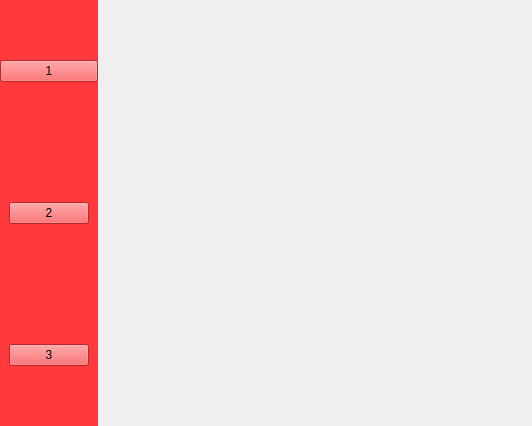
BohdanGunko/clientServetTcpIp, file Lab2/Lab2_proj/ClientPart/purchasesmenu.ui: the form before one commit.
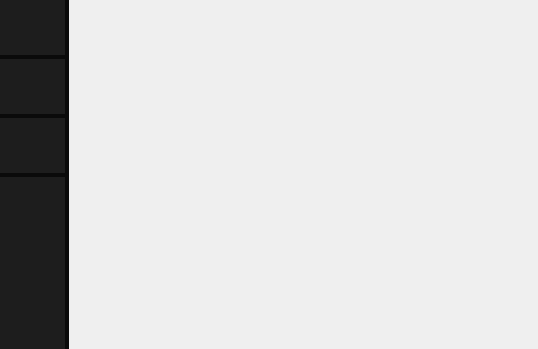
The form after the commit.

Commit message: Accent color changed to green in login menu and added some buttons and styles in main menu

The edit to the form file:
```diff
--- a/Lab2/Lab2_proj/ClientPart/purchasesmenu.ui
+++ b/Lab2/Lab2_proj/ClientPart/purchasesmenu.ui
@@ -6,17 +6,17 @@
    <rect>
     <x>0</x>
     <y>0</y>
-    <width>532</width>
-    <height>426</height>
+    <width>538</width>
+    <height>349</height>
    </rect>
   </property>
   <property name="windowTitle">
    <string>Form</string>
   </property>
-  <layout class="QHBoxLayout" name="horizontalLayout">
-   <property name="spacing">
-    <number>0</number>
-   </property>
+  <property name="styleSheet">
+   <string notr="true"/>
+  </property>
+  <layout class="QGridLayout" name="gridLayout_4">
    <property name="leftMargin">
     <number>0</number>
    </property>
@@ -29,52 +29,41 @@
    <property name="bottomMargin">
     <number>0</number>
    </property>
-   <item>
-    <layout class="QGridLayout" name="gridLayout_2">
+   <property name="spacing">
+    <number>0</number>
+   </property>
+   <item row="0" column="0">
+    <layout class="QGridLayout" name="gridLayout">
+     <property name="leftMargin">
+      <number>0</number>
+     </property>
      <property name="spacing">
       <number>0</number>
      </property>
-     <item row="2" column="0">
-      <widget class="QWidget" name="widget_2" native="true">
-       <property name="styleSheet">
-        <string notr="true">background-color: rgb(255, 57, 60);</string>
-       </property>
-       <layout class="QVBoxLayout" name="verticalLayout_6">
-        <item>
-         <widget class="QPushButton" name="pushButton_3">
-          <property name="text">
-           <string>3</string>
-          </property>
-         </widget>
-        </item>
-       </layout>
-      </widget>
-     </item>
-     <item row="1" column="0">
-      <widget class="QWidget" name="widget_3" native="true">
-       <property name="styleSheet">
-        <string notr="true">background-color: rgb(255, 57, 60);</string>
-       </property>
-       <layout class="QVBoxLayout" name="verticalLayout_5">
-        <item>
-         <widget class="QPushButton" name="pushButton_2">
-          <property name="text">
-           <string>2</string>
-          </property>
-         </widget>
-        </item>
-       </layout>
-      </widget>
-     </item>
      <item row="0" column="0">
-      <widget class="QWidget" name="widget" native="true">
+      <widget class="QWidget" name="SpacerMenuBlack" native="true">
        <property name="styleSheet">
-        <string notr="true">background-color: rgb(255, 57, 60);</string>
+        <string notr="true">QPushButton{
+	background-color: #1D1D1D;
+	border:none;
+
+}
+
+
+#SpacerMenuBlack{
+	background-color:#0A0A0A;
+}
+
+#SpacerMenuGrey{
+	background-color:#1D1D1D;
+}
+
+#stackedWidget{
+	background-color:#121212;;
+
+}</string>
        </property>
-       <layout class="QVBoxLayout" name="verticalLayout_2">
-        <property name="spacing">
-         <number>0</number>
-        </property>
+       <layout class="QGridLayout" name="gridLayout_3">
         <property name="leftMargin">
          <number>0</number>
         </property>
@@ -82,18 +71,96 @@
          <number>0</number>
         </property>
         <property name="rightMargin">
-         <number>0</number>
+         <number>4</number>
         </property>
         <property name="bottomMargin">
          <number>0</number>
         </property>
-        <item>
-         <widget class="QPushButton" name="pushButton">
-          <property name="toolTip">
+        <property name="horizontalSpacing">
+         <number>0</number>
+        </property>
+        <property name="verticalSpacing">
+         <number>4</number>
+        </property>
+        <item row="2" column="0">
+         <widget class="QPushButton" name="BuyButton">
+          <property name="sizePolicy">
+           <sizepolicy hsizetype="Fixed" vsizetype="Fixed">
+            <horstretch>0</horstretch>
+            <verstretch>0</verstretch>
+           </sizepolicy>
+          </property>
+          <property name="minimumSize">
+           <size>
+            <width>65</width>
+            <height>55</height>
+           </size>
+          </property>
+          <property name="maximumSize">
+           <size>
+            <width>65</width>
+            <height>55</height>
+           </size>
+          </property>
+          <property name="text">
            <string/>
           </property>
+         </widget>
+        </item>
+        <item row="6" column="0">
+         <widget class="QLabel" name="SpacerMenuGrey">
           <property name="text">
-           <string>1</string>
+           <string/>
+          </property>
+         </widget>
+        </item>
+        <item row="4" column="0">
+         <widget class="QPushButton" name="ReserveButton">
+          <property name="sizePolicy">
+           <sizepolicy hsizetype="Fixed" vsizetype="Fixed">
+            <horstretch>0</horstretch>
+            <verstretch>0</verstretch>
+           </sizepolicy>
+          </property>
+          <property name="minimumSize">
+           <size>
+            <width>65</width>
+            <height>55</height>
+           </size>
+          </property>
+          <property name="maximumSize">
+           <size>
+            <width>65</width>
+            <height>55</height>
+           </size>
+          </property>
+          <property name="text">
+           <string/>
+          </property>
+         </widget>
+        </item>
+        <item row="5" column="0">
+         <widget class="QPushButton" name="LogOutButton">
+          <property name="sizePolicy">
+           <sizepolicy hsizetype="Fixed" vsizetype="Fixed">
+            <horstretch>0</horstretch>
+            <verstretch>0</verstretch>
+           </sizepolicy>
+          </property>
+          <property name="minimumSize">
+           <size>
+            <width>65</width>
+            <height>55</height>
+           </size>
+          </property>
+          <property name="maximumSize">
+           <size>
+            <width>65</width>
+            <height>55</height>
+           </size>
+          </property>
+          <property name="text">
+           <string/>
           </property>
          </widget>
         </item>
@@ -102,8 +169,11 @@
      </item>
     </layout>
    </item>
-   <item>
-    <widget class="QStackedWidget" name="stackedWidget"/>
+   <item row="0" column="1">
+    <widget class="QStackedWidget" name="stackedWidget">
+     <widget class="QWidget" name="page"/>
+     <widget class="QWidget" name="page_2"/>
+    </widget>
    </item>
   </layout>
  </widget>
```
The commit also changes 32 other files.
